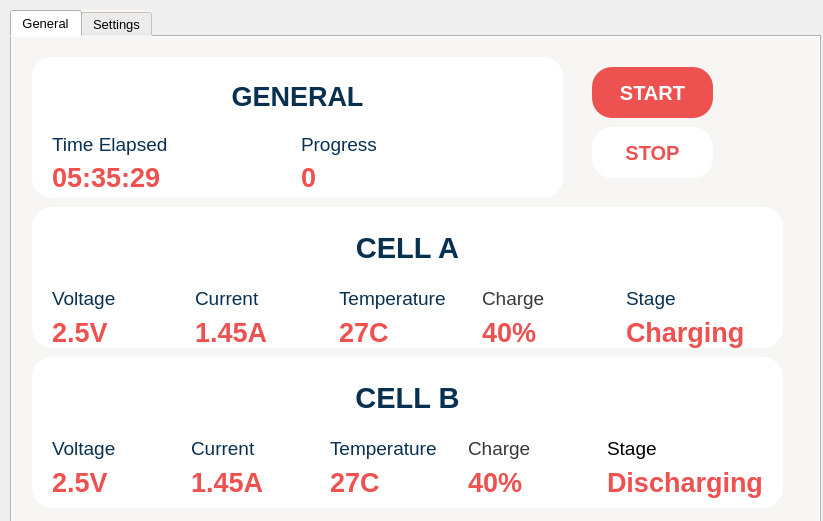
Before: the Qt Designer form src/MainWindow.ui in space-concordia-spacecraft/battery-test, drawn with Qt 5.
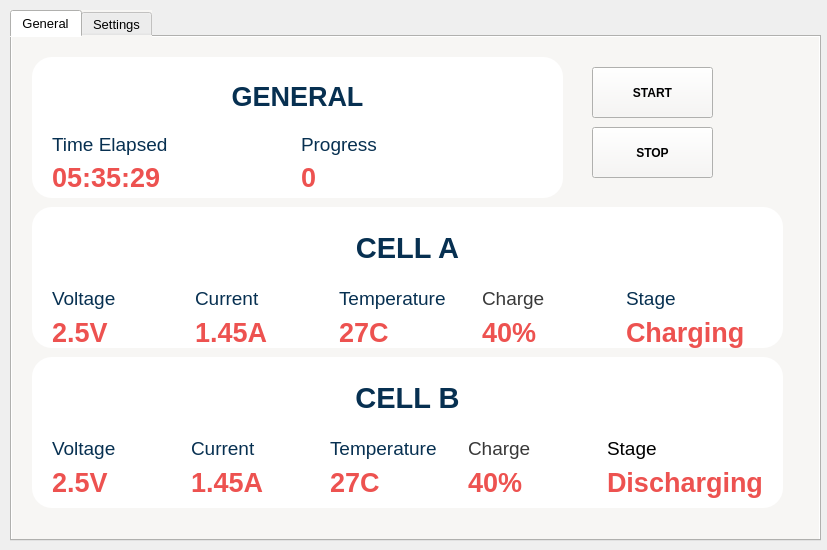
After: the same form once the commit is applied.

What changed in the file:
```diff
--- a/src/MainWindow.ui
+++ b/src/MainWindow.ui
@@ -6,8 +6,8 @@
    <rect>
     <x>0</x>
     <y>0</y>
-    <width>823</width>
-    <height>521</height>
+    <width>827</width>
+    <height>550</height>
    </rect>
   </property>
   <property name="windowTitle">
@@ -55,7 +55,6 @@
       </property>
       <property name="font">
        <font>
-        <pointsize>-1</pointsize>
         <weight>75</weight>
         <bold>true</bold>
        </font>
@@ -64,7 +63,7 @@
        <cursorShape>PointingHandCursor</cursorShape>
       </property>
       <property name="styleSheet">
-       <string notr="true">background-color: rgb(255, 255, 255); border-radius:20px;font-weight: bold;font-size:20px; color:#ed5250;</string>
+       <string notr="true"/>
       </property>
       <property name="text">
        <string>STOP</string>
@@ -87,7 +86,6 @@
       </property>
       <property name="font">
        <font>
-        <pointsize>-1</pointsize>
         <weight>75</weight>
         <bold>true</bold>
        </font>
@@ -96,9 +94,7 @@
        <cursorShape>PointingHandCursor</cursorShape>
       </property>
       <property name="styleSheet">
-       <string notr="true">background-color: #ed5250; border-radius:20px;font-weight: bold;font-size:20px; color:rgb(255, 255, 255);
-
-</string>
+       <string notr="true"/>
       </property>
       <property name="text">
        <string>START</string>
```
